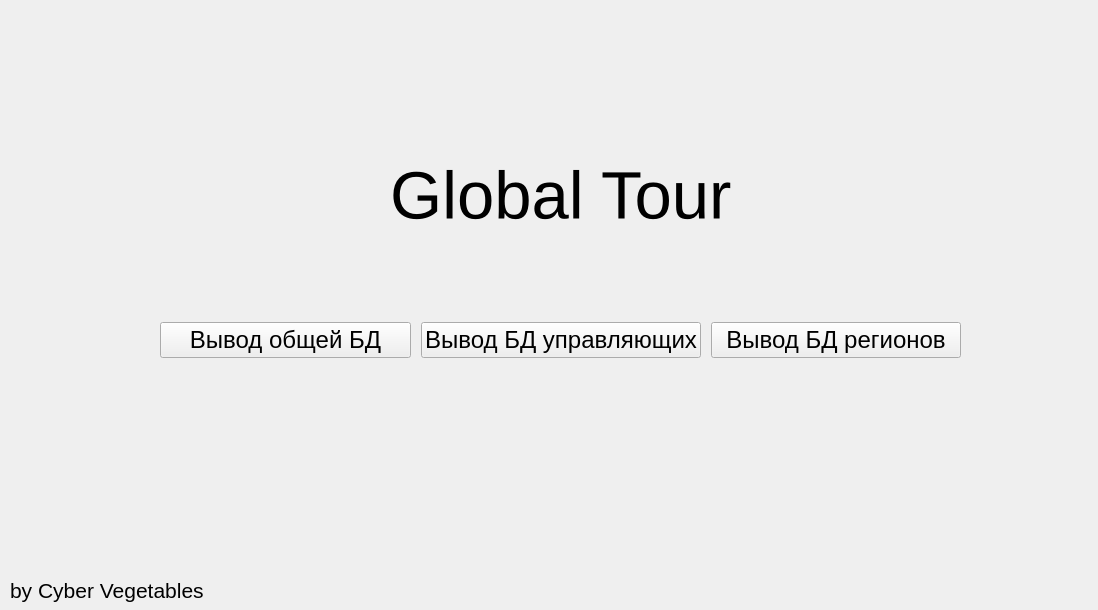
Old version of the form source/ui/home_page.ui in the repository pop-arthur/HotelLib_NTO.
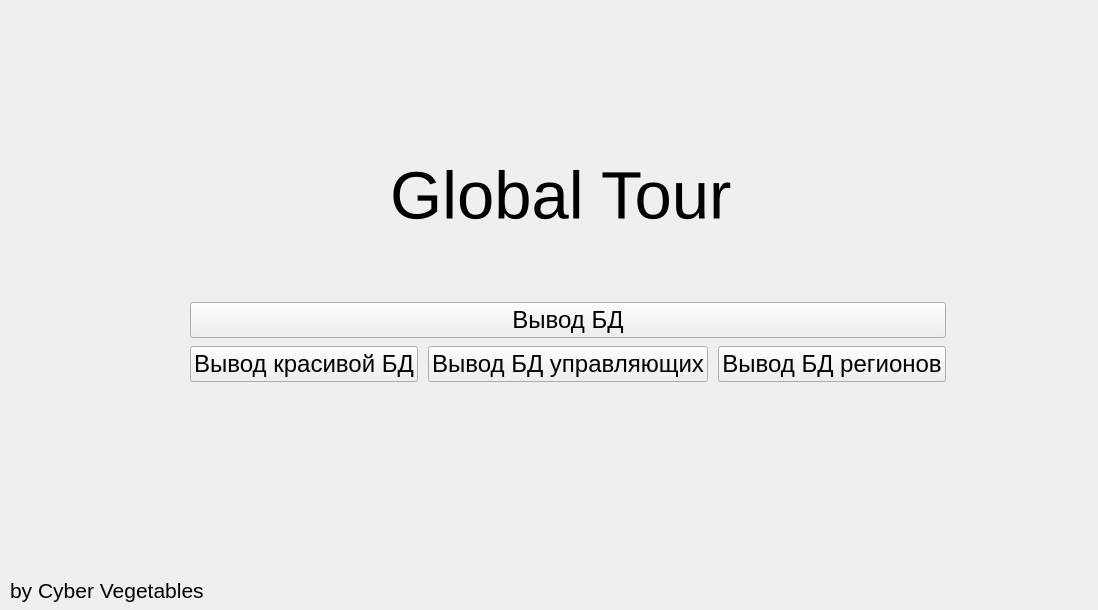
New version of the form.

Commit message: separate pretty view and not processed view

Diff of the .ui file:
```diff
--- a/source/ui/home_page.ui
+++ b/source/ui/home_page.ui
@@ -52,12 +52,26 @@
   <widget class="QWidget" name="horizontalLayoutWidget">
    <property name="geometry">
     <rect>
-     <x>160</x>
-     <y>260</y>
-     <width>801</width>
-     <height>161</height>
+     <x>190</x>
+     <y>300</y>
+     <width>756</width>
+     <height>84</height>
     </rect>
    </property>
+   <layout class="QVBoxLayout" name="verticalLayout">
+    <item>
+     <widget class="QPushButton" name="pushButton_db">
+      <property name="font">
+       <font>
+        <pointsize>18</pointsize>
+       </font>
+      </property>
+      <property name="text">
+       <string>Вывод БД</string>
+      </property>
+     </widget>
+    </item>
+    <item>
    <layout class="QHBoxLayout" name="horizontalLayout">
     <property name="spacing">
      <number>10</number>
@@ -70,7 +84,7 @@
        </font>
       </property>
       <property name="text">
-       <string>Вывод общей БД</string>
+         <string>Вывод красивой БД</string>
       </property>
      </widget>
     </item>
@@ -97,6 +111,8 @@
        <string>Вывод БД регионов</string>
       </property>
      </widget>
+      </item>
+     </layout>
     </item>
    </layout>
   </widget>
```
Left out of the diff: 2 changed lines with no effect on the pictures. Lines whose indentation alone changed are shown as unchanged. The commit also changes 2 other files.
